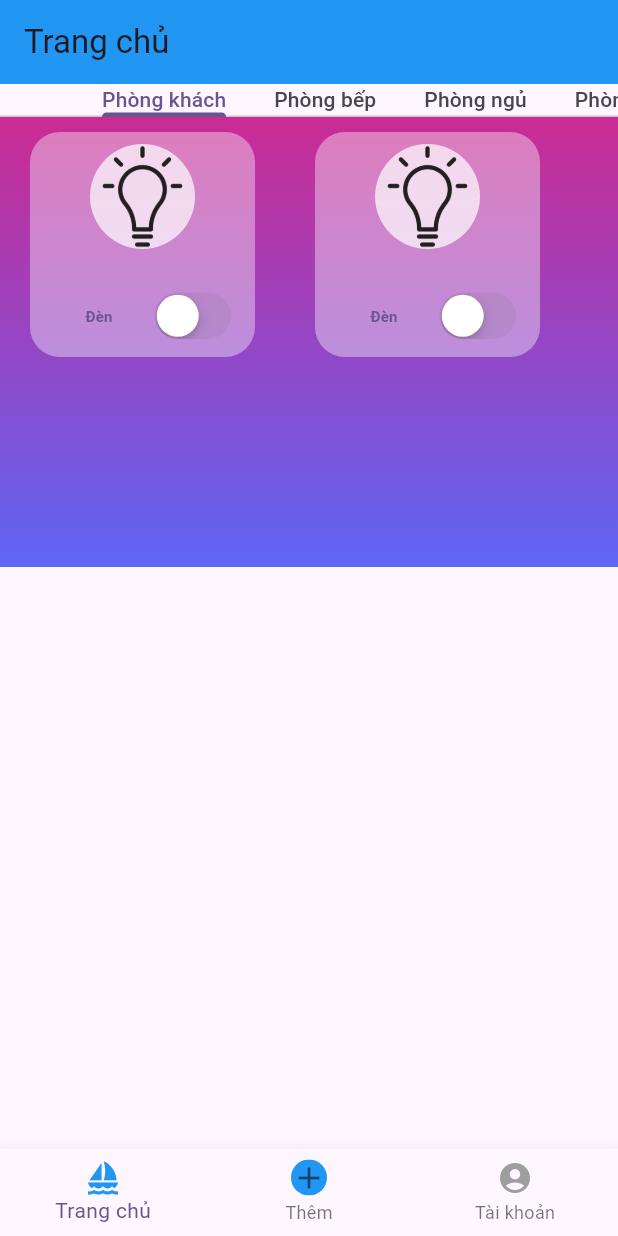
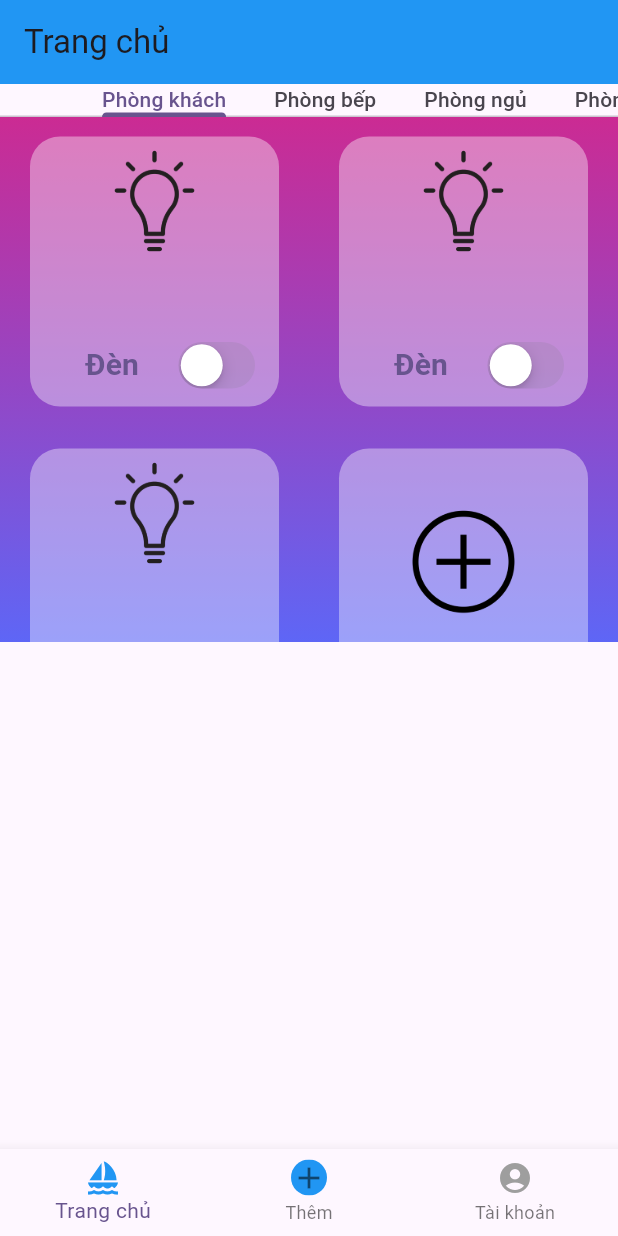
Before and after one commit to Thanhvien04/DoanNhom, a Flutter app: the screen it shows after launch, on a phone screen of 412 x 824 dp. Run offline on Flutter 3.47's test engine with Material 2 defaults, Android fonts, the phone set to English and light mode, and no system bars; our stand-ins replace firebase_auth, firebase_core; missing offline and left inert: dart:html; accounts and stored records are empty.

Commit message:
Thêm thiết bị

```diff
--- a/lib/main.dart
+++ b/lib/main.dart
@@ -1,3 +1,4 @@
+import 'package:doan/Screen/add_room.dart';
 import 'package:doan/Screen/home_screen.dart';
 import 'package:doan/Screen/profile_screen.dart';
 import 'package:doan/Screen/signup_screen.dart';
@@ -40,6 +41,7 @@ class MyApp extends StatelessWidget {
         '/profile': (context) => const Profile_Screen(),
         '/login': (context) => const Login_interface(),
         '/signup': (context) => const Signup_interface(),
+        '/addroom': (context) => const AddRoomScreen(),
       },
     );
   }
--- a/lib/widget/DefaultTabController.dart
+++ b/lib/widget/DefaultTabController.dart
@@ -13,28 +13,30 @@ class defaultTabController extends StatefulWidget {
   State<defaultTabController> createState() => _defaultTabControllerState();
 }
 
+const List<String> list = <String>[
+  'Quạt',
+  'Đèn',
+];
 List<Device> lst_device = [
   Device(id: 1, stt: false, name: 'Đèn', img: 'asset/light.png', id_room: 1),
   Device(id: 2, stt: false, name: 'Đèn', img: 'asset/light.png', id_room: 1),
+  Device(id: 3, stt: false, name: 'Đèn', img: 'asset/light.png', id_room: 1),
+  Device(id: 0, stt: false, name: 'Thêm', img: 'asset/daucong.png', id_room: 1),
   Device(id: 1, stt: false, name: 'Quạt', img: 'asset/fan.png', id_room: 2),
   Device(id: 2, stt: false, name: 'Quạt', img: 'asset/fan.png', id_room: 2),
+  Device(id: 0, stt: false, name: 'Thêm', img: 'asset/daucong.png', id_room: 2),
   Device(id: 1, stt: true, name: 'Đèn', img: 'asset/light.png', id_room: 3),
   Device(id: 2, stt: true, name: 'Đèn', img: 'asset/light.png', id_room: 3),
+  Device(id: 0, stt: false, name: 'Thêm', img: 'asset/daucong.png', id_room: 3),
   Device(id: 1, stt: true, name: 'Quạt', img: 'asset/fan.png', id_room: 4),
   Device(id: 2, stt: true, name: 'Quạt', img: 'asset/fan.png', id_room: 4),
+  Device(id: 0, stt: false, name: 'Thêm', img: 'asset/daucong.png', id_room: 4),
 ];
 List<Device> lst_device_bedroom = [];
 List<Device> lst_device_livingroom = [];
 List<Device> lst_device_bathroom = [];
 List<Device> lst_device_kitchen = [];
 bool stt_build_fisrt = false;
-
-class _defaultTabControllerState extends State<defaultTabController> {
-  bool switchValue = true;
-  @override
-  Widget build(BuildContext context) {
-    var width = MediaQuery.of(context).size.width / 2;
-    var height = MediaQuery.of(context).size.height;
 hexStringToColor(String hexColor) {
   hexColor = hexColor.toUpperCase().replaceAll("#", "");
   if (hexColor.length == 6) {
@@ -43,29 +45,23 @@ class _defaultTabControllerState extends State<defaultTabController> {
   return Color(int.parse(hexColor, radix: 16));
 }
 
-    if (!stt_build_fisrt) {
-      for (int i = 0; i < lst_device.length; i++) {
-        if (lst_device[i].id_room == 1) {
-          lst_device_livingroom.add(lst_device[i]);
-        }
-      }
-      for (int i = 0; i < lst_device.length; i++) {
-        if (lst_device[i].id_room == 2) {
-          lst_device_kitchen.add(lst_device[i]);
-        }
-      }
-      for (int i = 0; i < lst_device.length; i++) {
-        if (lst_device[i].id_room == 3) {
-          lst_device_bedroom.add(lst_device[i]);
-        }
-      }
-      for (int i = 0; i < lst_device.length; i++) {
-        if (lst_device[i].id_room == 4) {
-          lst_device_bathroom.add(lst_device[i]);
-        }
-      }
-      stt_build_fisrt = true;
-    }
+class _defaultTabControllerState extends State<defaultTabController> {
+  bool switchValue = true;
+  String val = list.first;
+
+  @override
+  Widget build(BuildContext context) {
+    var width = MediaQuery.of(context).size.width / 2;
+    var height = MediaQuery.of(context).size.height;
+
+    lst_device_livingroom =
+        lst_device.where((element) => element.id_room == 1).toList();
+    lst_device_kitchen =
+        lst_device.where((element) => element.id_room == 2).toList();
+    lst_device_bedroom =
+        lst_device.where((element) => element.id_room == 3).toList();
+    lst_device_bathroom =
+        lst_device.where((element) => element.id_room == 4).toList();
     List<Room> lstRoom = [
       Room(id: 1, lstDevice: lst_device_livingroom, name: 'Phòng khách'),
       Room(id: 2, lstDevice: lst_device_kitchen, name: 'Phòng bếp'),
@@ -86,7 +82,7 @@ class _defaultTabControllerState extends State<defaultTabController> {
               hexStringToColor("9546c4"),
               hexStringToColor("5E66F6"),
             ], begin: Alignment.topCenter, end: Alignment.bottomCenter)),
-            height: 300,
+            height: 350,
             child: TabBarView(children: [
               room(lstRoom[0]),
               room(lstRoom[1]),
@@ -97,21 +93,31 @@ class _defaultTabControllerState extends State<defaultTabController> {
         ]));
   }
 
-  Column room(Room room) {
-    return Column(children: [
-      Row(children: room.lstDevice.map((e) => device(e)).toList())
-    ]);
+  GridView room(Room room) {
+    return GridView.count(
+        crossAxisCount: 2,
+        mainAxisSpacing: 2.0,
+        children: List.generate(room.lstDevice.length, (index) {
+          return Center(
+            child: device(room.lstDevice[index]),
+          );
+        }));
   }
 
   Container device(Device device) {
-    return Container(
+    return device.id != 0
+        ? Container(
             margin: const EdgeInsets.symmetric(horizontal: 20, vertical: 10),
-        width: 150,
-        height: 150,
+            width: 180,
+            height: 180,
             decoration: BoxDecoration(
                 borderRadius: BorderRadius.circular(20), color: Colors.white38),
             child: TextButton(
-          onPressed: () {},
+              onPressed: () {
+                setState(() {
+                  device.stt = !device.stt;
+                });
+              },
               child: Column(
                 mainAxisAlignment: MainAxisAlignment.spaceBetween,
                 children: [
@@ -120,7 +126,7 @@ class _defaultTabControllerState extends State<defaultTabController> {
                       width: 70,
                       decoration: BoxDecoration(
                         borderRadius: BorderRadius.circular(50),
-                    color: switchValue ? Colors.white70 : Colors.transparent,
+                        color: device.stt ? Colors.white70 : Colors.transparent,
                       ),
                       child: Image.asset(
                         device.img,
@@ -134,7 +140,7 @@ class _defaultTabControllerState extends State<defaultTabController> {
                         child: Text(
                           device.name,
                           style: const TextStyle(
-                          fontSize: 10, fontWeight: FontWeight.bold),
+                              fontSize: 20, fontWeight: FontWeight.bold),
                         ),
                       )),
                       CupertinoSwitch(
@@ -146,7 +152,96 @@ class _defaultTabControllerState extends State<defaultTabController> {
                         },
                       ),
                     ],
+                  ),
+                ],
+              ),
+            ))
+        : Container(
+            margin: const EdgeInsets.symmetric(horizontal: 20, vertical: 10),
+            width: 180,
+            height: 180,
+            decoration: BoxDecoration(
+                borderRadius: BorderRadius.circular(20), color: Colors.white38),
+            child: TextButton(
+              onPressed: () {
+                showModalBottomSheet(
+                    context: context,
+                    builder: (BuildContext content) {
+                      return StatefulBuilder(builder:
+                          (BuildContext context, StateSetter setState) {
+                        return Container(
+                          padding: const EdgeInsets.symmetric(
+                              horizontal: 20, vertical: 20),
+                          width: double.infinity,
+                          height: 300,
+                          decoration: BoxDecoration(
+                              gradient: LinearGradient(colors: [
+                            hexStringToColor("CB2B93"),
+                            hexStringToColor("9546c4"),
+                            hexStringToColor("5E66F6"),
+                          ])),
+                          child: Column(children: [
+                            Row(children: [
+                              const Expanded(
+                                  child: Text('Thiết bị',
+                                      style: TextStyle(fontSize: 30))),
+                              DropdownButton<String>(
+                                value: val,
+                                icon: const Icon(
+                                  Icons.arrow_drop_down_circle_outlined,
+                                ),
+                                style: const TextStyle(
+                                    color: Colors.black, fontSize: 30),
+                                onChanged: (String? value) {
+                                  setState(() {
+                                    val = value!;
+                                  });
+                                },
+                                items: list.map<DropdownMenuItem<String>>(
+                                    (String value) {
+                                  return DropdownMenuItem<String>(
+                                    value: value,
+                                    child: Text(value),
+                                  );
+                                }).toList(),
+                              ),
+                            ]),
+                            const SizedBox(
+                              height: 30,
+                            ),
+                            ElevatedButton(
+                              onPressed: () {},
+                              style: ElevatedButton.styleFrom(
+                                  backgroundColor: Colors.blue),
+                              child: const Text(
+                                'Thêm thiết bị',
+                                style: TextStyle(fontSize: 20),
+                              ),
                             )
+                          ]),
+                        );
+                      });
+                    });
+              },
+              child: Column(
+                mainAxisAlignment: MainAxisAlignment.center,
+                children: [
+                  Container(
+                      height: 100,
+                      width: 100,
+                      decoration: BoxDecoration(
+                        borderRadius: BorderRadius.circular(50),
+                        color: device.stt ? Colors.white70 : Colors.transparent,
+                      ),
+                      child: Image.asset(
+                        device.img,
+                        height: 65,
+                      )),
+                  Text(
+                    device.name,
+                    style: const TextStyle(
+                        fontSize: 20, fontWeight: FontWeight.bold),
+                  ),
                 ],
               ),
             ));
```
Also changed, not shown: lib/Screen/add_room.dart (+13 -1 lines), lib/login_interface.dart (added, +190 -0 lines), asset/daucong.png (added). Lines whose indentation alone changed are shown as unchanged.
